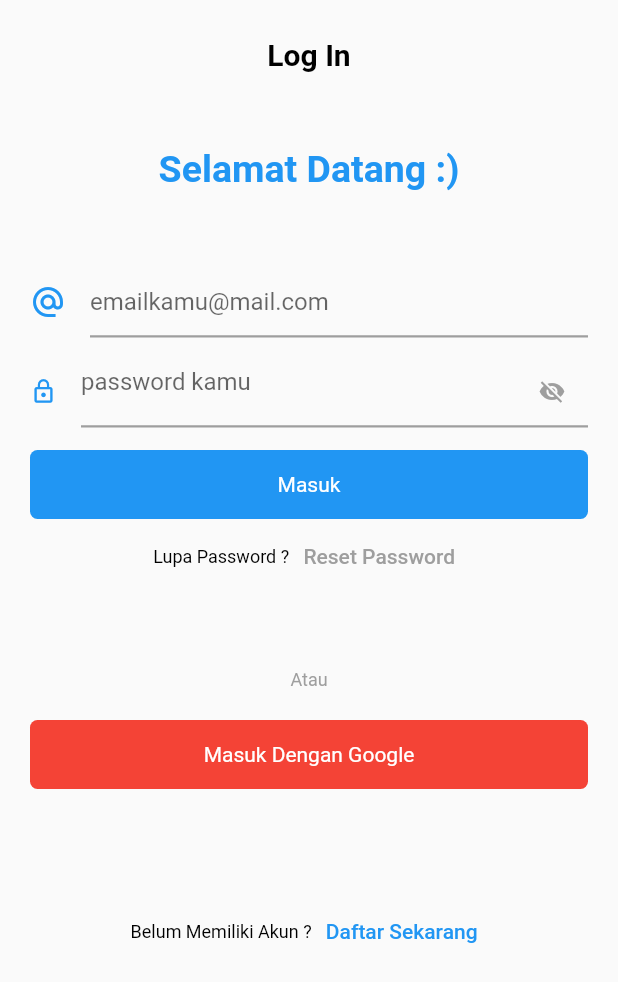
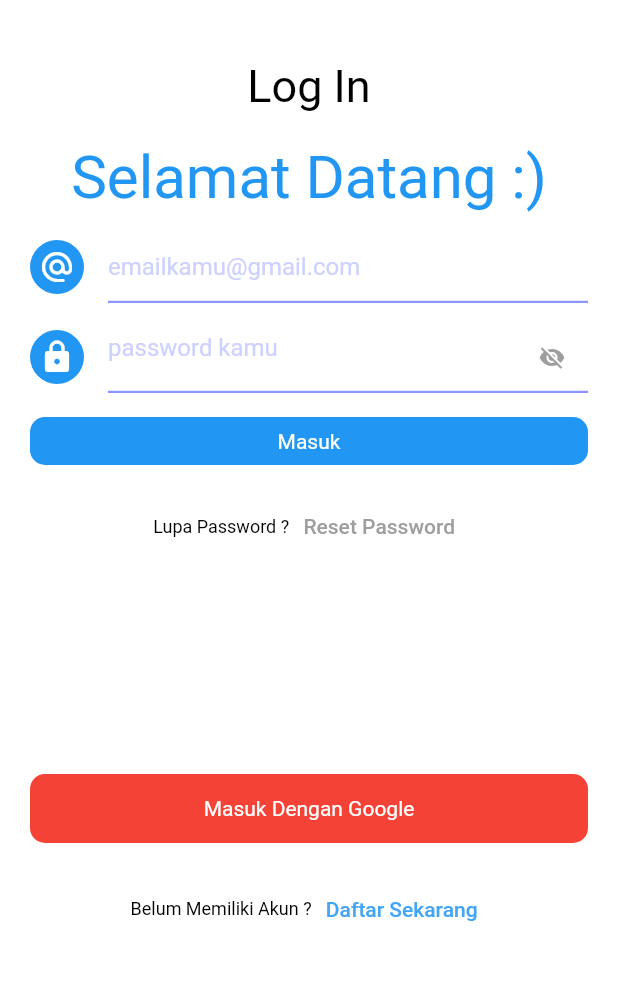
Before and after one commit to nabnab89/JogjaKarir, a Flutter app: the screen it shows after launch, item 2 of the bottom bar chosen, in the side drawer, after a tap on "Login disini", on a phone screen of 412 x 824 dp. Shown: the top 982 px of the screen. Run offline on Flutter 3.47's test engine with Material 2 defaults, Android fonts, the phone set to English and light mode, and no system bars; missing offline and left inert: dart:js.

Commit message:
Memperbaiki tampilan login
Bagian icon dan Padding

```diff
--- a/lib/login.dart
+++ b/lib/login.dart
@@ -19,51 +19,48 @@ class _LoginState extends State<Login> {
 
   @override
   Widget build(BuildContext context) {
-    return MaterialApp(
-      home: Scaffold(
+    return Scaffold(
       body: Container(
-          padding: EdgeInsets.all(20),
+        color: Colors.white,
+        padding: EdgeInsets.all(20.0),
         child: ListView(
           children: <Widget>[
             Center(
               child: Column(
                 children: <Widget>[
-                    _judul(),
-                    _textField(context),
-                    _button(context),
+                  _titleDescription(),
+                  _textField(),
+                  _buildButton(context),
                 ],
               ),
-              )
+            ),
           ],
         ),
-        )
       ),
     );
   }
 
-  Widget _judul() {
+  Widget _titleDescription() {
     return Column(
       children: <Widget>[
         Padding(
-          padding: EdgeInsets.only(top: 5),
+          padding: EdgeInsets.only(top: 20.0),
         ),
         Text(
           "Log In",
           style: TextStyle(
             color: Colors.black,
-            fontSize: 20,
-            fontWeight: FontWeight.bold,
+            fontSize: 30.0,
           ),
         ),
         Padding(
-          padding: EdgeInsets.only(top: 50),
+          padding: EdgeInsets.only(top: 20.0),
         ),
         Text(
           "Selamat Datang :)",
           style: TextStyle(
+            fontSize: 40.0,
             color: Colors.blue,
-            fontSize: 25,
-            fontWeight: FontWeight.bold,
           ),
           textAlign: TextAlign.center,
         ),
@@ -71,59 +68,56 @@ class _LoginState extends State<Login> {
     );
   }
 
-  Widget _textField(BuildContext context) {
+  Widget _textField() {
     return Column(
       children: <Widget>[
         Padding(
-          padding: EdgeInsets.only(top: 50),
+          padding: EdgeInsets.only(top: 12.0),
         ),
         TextFormField(
+          keyboardType: TextInputType.emailAddress,
           decoration: const InputDecoration(
-            icon: Icon(
-              Icons.alternate_email,
-              color: Colors.blue,
-            ),
             border: UnderlineInputBorder(),
             enabledBorder: UnderlineInputBorder(
               borderSide: BorderSide(
-                color: Colors.grey,
+                color: Color(0xff8b97ff),
                 width: 1.5,
               ),
             ),
             focusedBorder: UnderlineInputBorder(
               borderSide: BorderSide(
-                width: 3,
-                color: Colors.blue,
+                color: Colors.white,
+                width: 3.0,
               ),
             ),
-            hintText: "emailkamu@mail.com",
+            icon: CircleAvatar(
+              backgroundColor: Colors.blue,
+              radius: 18,
+              child: Icon(
+                Icons.alternate_email_rounded,
+                color: Colors.white,
+              ),
+            ),
+            hintText: "emailkamu@gmail.com",
+            hintStyle: TextStyle(color: Color(0xffccd1ff)),
           ),
           style: TextStyle(color: Colors.black),
           autofocus: false,
         ),
         Padding(
-          padding: EdgeInsets.only(top: 12),
+          padding: EdgeInsets.only(top: 12.0),
         ),
         TextFormField(
+          initialValue: '',
+          keyboardType: TextInputType.text,
           decoration: InputDecoration(
-            icon: Icon(
-              Icons.lock_outline,
-              color: Colors.blue,
-            ),
             border: UnderlineInputBorder(),
             enabledBorder: UnderlineInputBorder(
               borderSide: BorderSide(
-                color: Colors.grey,
+                color: Color(0xff8b97ff),
                 width: 1.5,
               ),
             ),
-            focusedBorder: UnderlineInputBorder(
-              borderSide: BorderSide(
-                width: 3,
-                color: Colors.blue,
-              ),
-            ),
-            hintText: "password kamu",
             suffixIcon: GestureDetector(
               onTap: () {
                 _togglePasswordVisibility();
@@ -134,44 +128,61 @@ class _LoginState extends State<Login> {
               ),
             ),
             isDense: true,
+            focusedBorder: UnderlineInputBorder(
+              borderSide: BorderSide(
+                color: Colors.white,
+                width: 3.0,
+              ),
+            ),
+            icon: CircleAvatar(
+              backgroundColor: Colors.blue,
+              radius: 18,
+              child: Icon(
+                Icons.lock_rounded,
+                color: Colors.white,
+              ),
+            ),
+            hintText: "password kamu",
+            hintStyle: TextStyle(color: Color(0xffccd1ff)),
           ),
           style: TextStyle(color: Colors.black),
           obscureText: _isHidePassword,
           autofocus: false,
-          initialValue: '',
-          keyboardType: TextInputType.text,
         ),
       ],
     );
   }
 
-  Widget _button(BuildContext context) {
+  Widget _buildButton(BuildContext context) {
     return Column(
       children: <Widget>[
         Padding(
-          padding: EdgeInsets.only(top: 15),
+          padding: EdgeInsets.only(top: 16.0),
         ),
         InkWell(
           child: Container(
-            padding: EdgeInsets.symmetric(vertical: 15),
+            padding: EdgeInsets.symmetric(vertical: 8.0),
             width: double.infinity,
             child: Text(
-              "Masuk",
-              style: TextStyle(
-                color: Colors.white,
-              ),
+              'Masuk',
+              style: TextStyle(color: Colors.white),
               textAlign: TextAlign.center,
             ),
             decoration: BoxDecoration(
               color: Colors.blue,
-              borderRadius: BorderRadius.circular(5),
+              borderRadius: BorderRadius.circular(10.0),
             ),
           ),
+        ),
+        Padding(
+          padding: EdgeInsets.only(top: 16.0),
         ),
         Row(
           mainAxisAlignment: MainAxisAlignment.center,
           children: <Widget>[
-            Padding(padding: EdgeInsets.only(top: 50),),
+            Padding(
+              padding: EdgeInsets.only(top: 50),
+            ),
             Text(
               "Lupa Password ? ",
               style: TextStyle(
@@ -183,51 +194,46 @@ class _LoginState extends State<Login> {
             TextButton(
               child: Text(
                 "Reset Password",
-                style: TextStyle(
-                  color: Colors.grey
+                style: TextStyle(color: Colors.grey),
               ),
-              ),
-              onPressed: (){
+              onPressed: () {
+                // pindah ke halaman simple
                 Navigator.push(context,
                     MaterialPageRoute(builder: (context) => GantiPassword1()));
-              }
+              },
             ),
           ],
         ),
         Padding(
-          padding: EdgeInsets.only(top: 50),
-        ),
-        Text(
-          "Atau",
-          style: TextStyle(
-            color: Colors.grey,
-            fontSize: 12,
-          ),
-        ),
-        Padding(
-          padding: EdgeInsets.only(top: 20),
+          padding: EdgeInsets.only(top: 140),
         ),
         InkWell(
             child: Container(
               padding: EdgeInsets.symmetric(vertical: 15),
               width: double.infinity,
               child: Text(
-              "Masuk Dengan Google",
-              style: TextStyle(
-                color: Colors.white,
-              ),
+                'Masuk Dengan Google',
+                style: TextStyle(color: Colors.white),
                 textAlign: TextAlign.center,
               ),
               decoration: BoxDecoration(
                 color: Colors.red,
-              borderRadius: BorderRadius.circular(5),
+                borderRadius: BorderRadius.circular(10.0),
               ),
             ),
+            onTap: () {
+              Navigator.push(context,
+                  MaterialPageRoute(builder: (context) => KirimLamaran()));
+            }),
+        Padding(
+          padding: EdgeInsets.only(top: 20.0),
         ),
         Row(
           mainAxisAlignment: MainAxisAlignment.center,
           children: <Widget>[
-            Padding(padding: EdgeInsets.only(top: 190),),
+            Padding(
+              padding: EdgeInsets.only(top: 40),
+            ),
             Text(
               "Belum Memiliki Akun ? ",
               style: TextStyle(
@@ -239,19 +245,20 @@ class _LoginState extends State<Login> {
             TextButton(
               child: Text(
                 "Daftar Sekarang",
-                style: TextStyle(
-                  color: Colors.blue,
+                style: TextStyle(color: Colors.blue[400]),
               ),
-              ),
-              onPressed: (){
+              onPressed: () {
+                // pindah ke halaman simple
                 Navigator.push(context,
                     MaterialPageRoute(builder: (context) => Register()));
-              }
+              },
             ),
           ],
+        ),
+        Padding(
+          padding: EdgeInsets.only(top: 16.0),
         ),
       ],
     );
   }
-
 }
```
Lines whose indentation alone changed are shown as unchanged.
